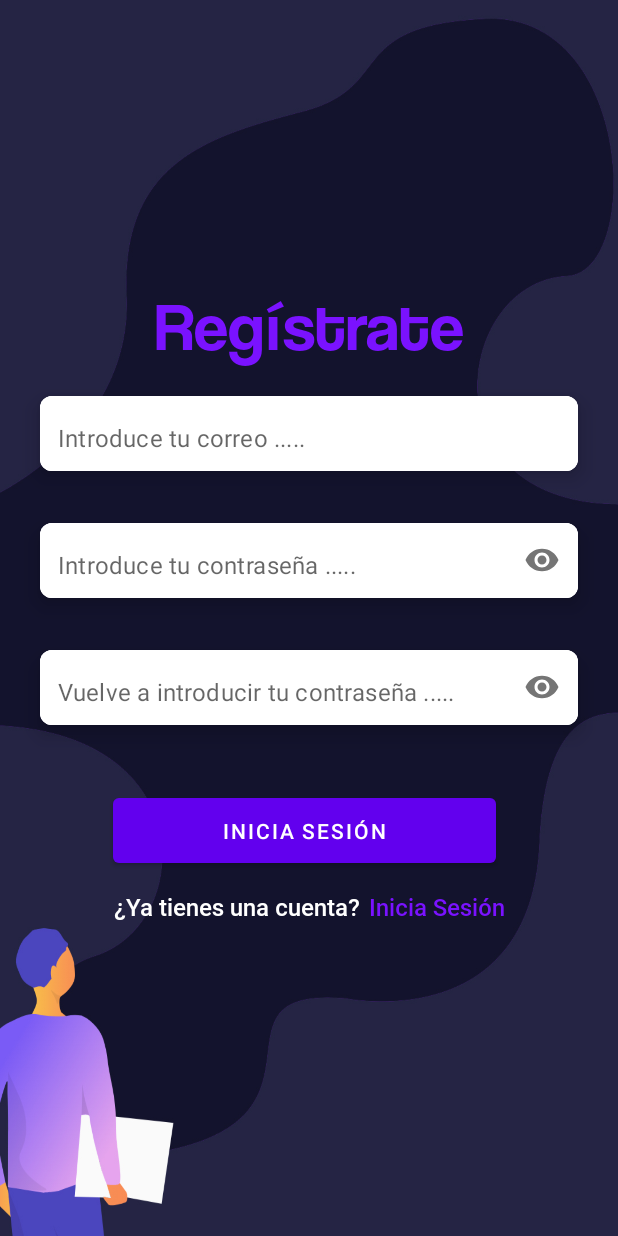
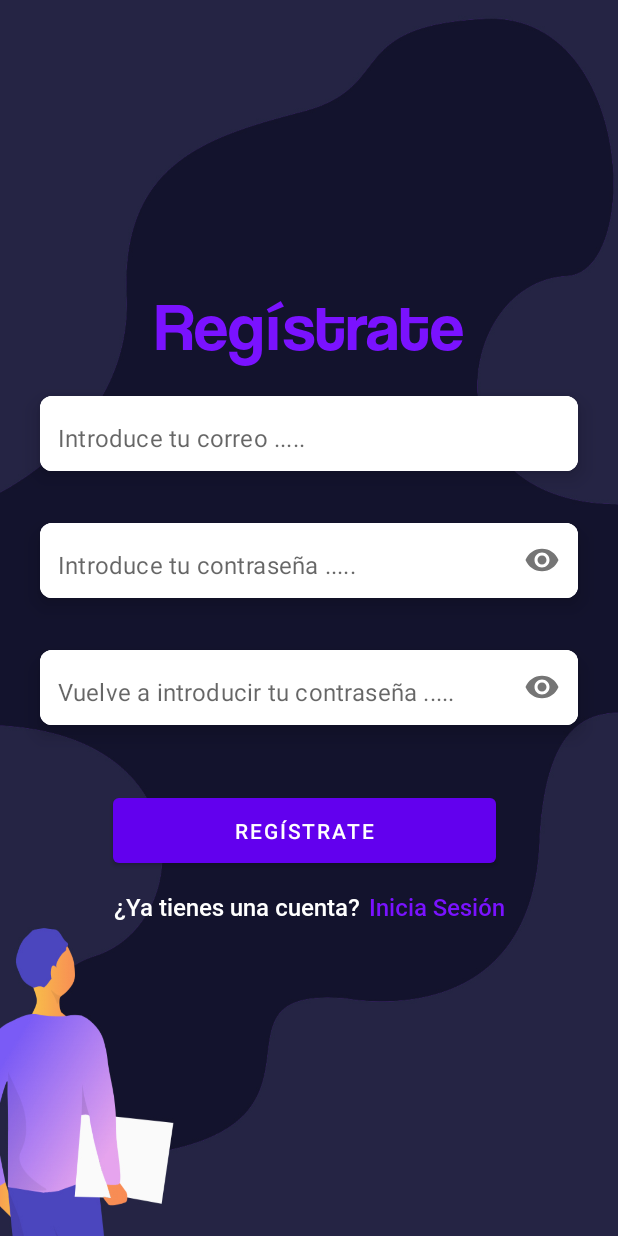
Before and after one commit to gonmarmar5/taskEat, an Android app: the SignUpFragment screen opened through its navigation route, on a phone screen of 412 x 824 dp. Run offline under Robolectric (Android 15) with nearby library versions, the phone set to English and light mode, and no system bars; our stand-ins replace Firebase (no records; nobody signed in at launch, a user with empty details on screens opened directly); 1 statement that could not run was skipped.

Commit message:
fix: some errors were fixed

```diff
--- a/app/src/main/res/layout/fragment_sign_in.xml
+++ b/app/src/main/res/layout/fragment_sign_in.xml
@@ -127,7 +127,7 @@
         android:textColor="@color/white"
         app:layout_constraintEnd_toStartOf="@+id/textViewSignUp"
         app:layout_constraintHorizontal_bias="0.5"
-        app:layout_constraintStart_toEndOf="@+id/imageView3"
+        app:layout_constraintStart_toEndOf="@+id/nextBtn"
         app:layout_constraintStart_toStartOf="@+id/guideline2"
         app:layout_constraintTop_toBottomOf="@id/nextBtn" />
 
--- a/app/src/main/res/layout/fragment_sign_up.xml
+++ b/app/src/main/res/layout/fragment_sign_up.xml
@@ -145,7 +145,7 @@
         android:layout_marginTop="28dp"
         android:layout_marginEnd="65dp"
         android:src="@color/electric_purple"
-        android:text="@string/login"
+        android:text="@string/register"
         app:layout_constraintEnd_toEndOf="@id/cardView3"
         app:layout_constraintTop_toBottomOf="@id/cardView3">
     </Button>
@@ -161,7 +161,7 @@
         android:textColor="@color/white"
         app:layout_constraintEnd_toStartOf="@+id/textViewSignIn"
         app:layout_constraintHorizontal_bias="0.5"
-        app:layout_constraintStart_toEndOf="@+id/imageView3"
+        app:layout_constraintStart_toEndOf="@+id/nextBtn"
         app:layout_constraintStart_toStartOf="@+id/guideline2"
         app:layout_constraintTop_toBottomOf="@id/nextBtn" />
 
```
